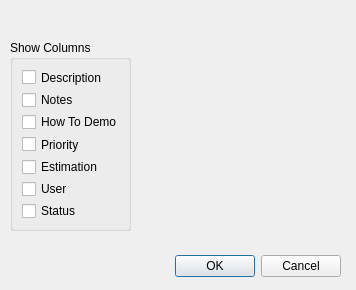
The window that setupdialog.ui (jmreyen/starfish) describes before a commit, drawn with Qt 5.
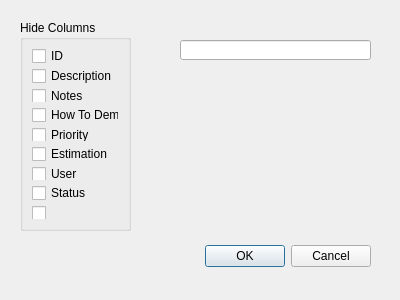
The same window after the commit. Icons and pictures are not drawn.

Diff of the .ui file:
```diff
--- a/setupdialog.ui
+++ b/setupdialog.ui
@@ -6,8 +6,8 @@
    <rect>
     <x>0</x>
     <y>0</y>
-    <width>356</width>
-    <height>290</height>
+    <width>400</width>
+    <height>300</height>
    </rect>
   </property>
   <property name="windowTitle">
@@ -19,9 +19,9 @@
   <widget class="QDialogButtonBox" name="buttonBox">
    <property name="geometry">
     <rect>
-     <x>40</x>
-     <y>250</y>
-     <width>301</width>
+     <x>30</x>
+     <y>240</y>
+     <width>341</width>
      <height>32</height>
     </rect>
    </property>
@@ -35,67 +35,95 @@
   <widget class="QGroupBox" name="groupBox">
    <property name="geometry">
     <rect>
-     <x>10</x>
-     <y>40</y>
-     <width>121</width>
-     <height>191</height>
+     <x>20</x>
+     <y>20</y>
+     <width>111</width>
+     <height>211</height>
     </rect>
    </property>
    <property name="title">
-    <string>Show Columns</string>
+    <string>Hide Columns</string>
    </property>
    <layout class="QGridLayout" name="gridLayout">
-    <item row="0" column="0">
+    <item row="1" column="0">
      <widget class="QCheckBox" name="checkBox_1">
       <property name="text">
        <string>Description</string>
       </property>
      </widget>
     </item>
-    <item row="1" column="0">
+    <item row="2" column="0">
      <widget class="QCheckBox" name="checkBox_2">
       <property name="text">
        <string>Notes</string>
       </property>
      </widget>
     </item>
-    <item row="2" column="0">
+    <item row="0" column="0">
+     <widget class="QCheckBox" name="checkBox_0">
+      <property name="text">
+       <string>ID</string>
+      </property>
+     </widget>
+    </item>
+    <item row="3" column="0">
      <widget class="QCheckBox" name="checkBox_3">
       <property name="text">
        <string>How To Demo</string>
       </property>
      </widget>
     </item>
-    <item row="3" column="0">
+    <item row="4" column="0">
      <widget class="QCheckBox" name="checkBox_4">
       <property name="text">
        <string>Priority</string>
       </property>
      </widget>
     </item>
-    <item row="4" column="0">
+    <item row="5" column="0">
      <widget class="QCheckBox" name="checkBox_5">
       <property name="text">
        <string>Estimation</string>
       </property>
      </widget>
     </item>
-    <item row="5" column="0">
+    <item row="6" column="0">
      <widget class="QCheckBox" name="checkBox_6">
       <property name="text">
        <string>User</string>
       </property>
      </widget>
     </item>
-    <item row="6" column="0">
+    <item row="7" column="0">
      <widget class="QCheckBox" name="checkBox_7">
       <property name="text">
        <string>Status</string>
       </property>
      </widget>
     </item>
+    <item row="8" column="0">
+     <widget class="QCheckBox" name="checkBox_8">
+      <property name="text">
+       <string/>
+      </property>
+      <property name="icon">
+       <iconset>
+        <normaloff>printer.png</normaloff>printer.png</iconset>
+      </property>
+     </widget>
+    </item>
    </layout>
   </widget>
+  <widget class="QLineEdit" name="lineEdit">
+   <property name="geometry">
+    <rect>
+     <x>180</x>
+     <y>40</y>
+     <width>191</width>
+     <height>20</height>
+    </rect>
+   </property>
+  </widget>
  </widget>
  <resources/>
  <connections>
```
Left out of the diff: 3 changed lines with no effect on the pictures.
